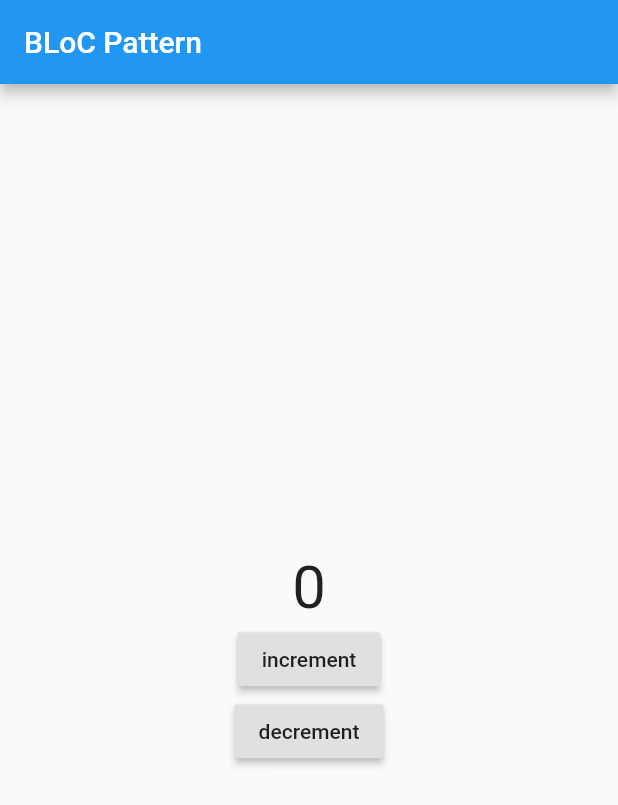
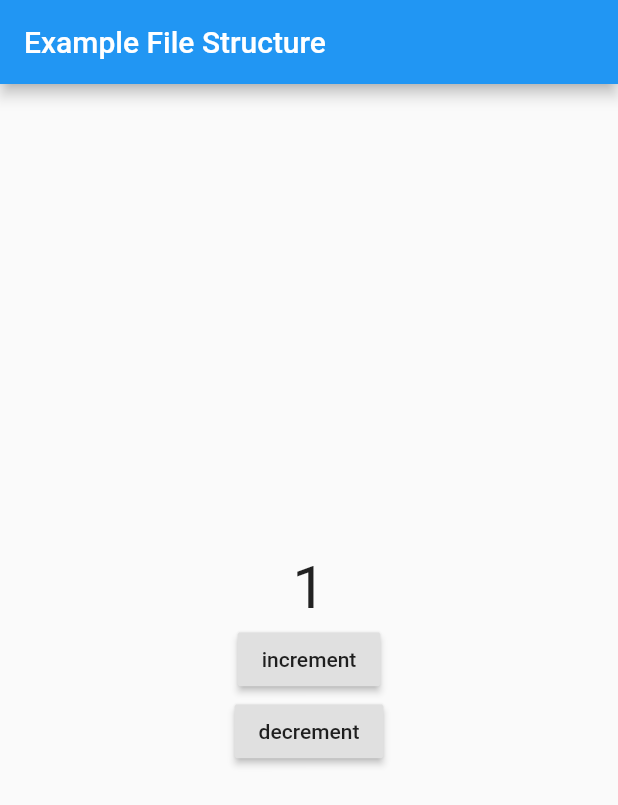
Before and after one commit to tadaspetra/flutter_basics, a Flutter app: the screen it shows after launch, after a tap on "increment", on a phone screen of 412 x 824 dp. Shown: the top 805 px of the screen. Run offline on Flutter 3.47's test engine with Material 2 defaults, Android fonts, the phone set to English and light mode, and no system bars; our stand-ins replace bloc, equatable, firebase_auth, flutter_bloc; accounts and stored records are empty.

Commit message:
Update home.dart

```diff
--- a/flutter_file_structure/lib/screens/home/home.dart
+++ b/flutter_file_structure/lib/screens/home/home.dart
@@ -11,7 +11,7 @@ class _HomeScreenState extends State<HomeScreen> {
   Widget build(BuildContext context) {
     return Scaffold(
       appBar: AppBar(
-        title: Text("BLoC Pattern"),
+        title: Text("Example File Structure"),
       ),
       body: Center(
         child: Column(
@@ -24,13 +24,17 @@ class _HomeScreenState extends State<HomeScreen> {
             RaisedButton(
               child: Text("increment"),
               onPressed: () {
-                counter++;
+                setState(() {
+                  counter++;
+                });
               },
             ),
             RaisedButton(
               child: Text("decrement"),
               onPressed: () {
-                counter++;
+                setState(() {
+                  counter--;
+                });
               },
             ),
           ],
```
